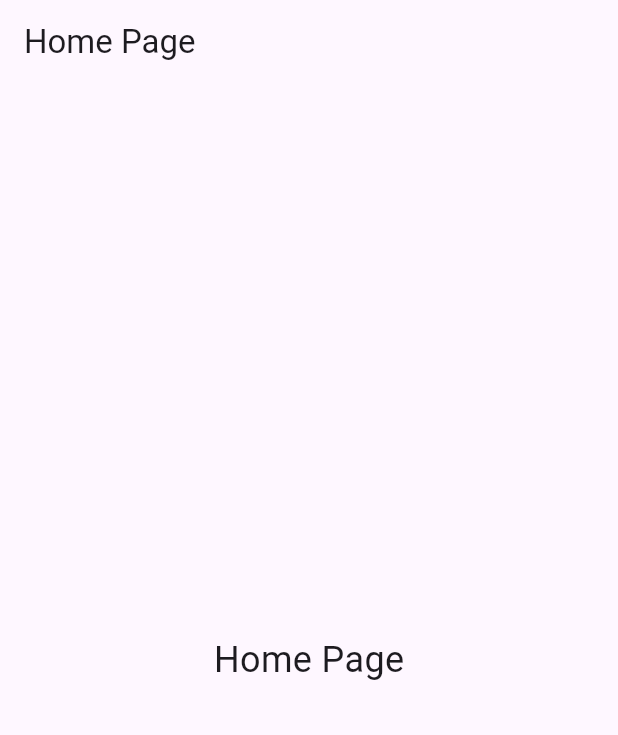
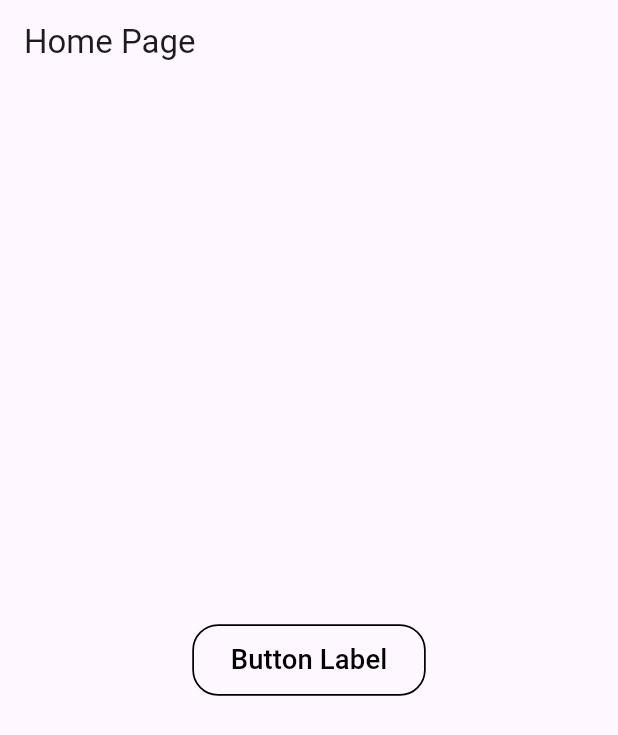
Before and after one commit to SaifSamir1/Some-challenges, a Flutter app: the screen it shows after launch, on a phone screen of 412 x 824 dp. Shown: the top 735 px of the screen. Run offline on Flutter 3.47's test engine with Material 3 defaults, Android fonts, the phone set to English and light mode, and no system bars; our stand-ins replace firebase_core, firebase_messaging, flutter_screenutil; accounts and stored records are empty.

Commit message:
- add custom text button

```diff
--- a/lib/firebase_notification/home_page.dart
+++ b/lib/firebase_notification/home_page.dart
@@ -3,38 +3,68 @@ import 'dart:developer';
 import 'package:firebase_messaging/firebase_messaging.dart';
 import 'package:flutter/material.dart';
 
+import '../widgets/custom_text_button.dart';
 import 'firebase_notification_setup.dart';
 
-class HomePage extends StatefulWidget {
+
+class HomePage extends StatelessWidget {
   const HomePage({super.key});
 
   @override
-  State<HomePage> createState() => _HomePageState();
-}
-
-class _HomePageState extends State<HomePage> {
-
-  void getAppToken() async {
-     String? token = await FirebaseMessaging.instance.getToken();
-     log('==============================');
-     log('token: $token');
-  }
-
-  @override
-  void initState() {
-    super.initState();
-    getAppToken();
-  }
-  @override
   Widget build(BuildContext context) {
-    setupNotifications(context);
     return Scaffold(
       appBar: AppBar(
         title: const Text('Home Page'),
       ),
-      body: const Center(
-        child: Text('Home Page', style: TextStyle(fontSize: 24),),
+      body:  Center(
+        child: CustomTextButton(
+          width: 136,
+          height: 40,
+          borderRadius: 15,
+          buttonType: ButtonType.outlined,
+          borderColor: Colors.black,
+          backgroundColor: Colors.blue,
+          buttonText: 'Button Label',
+          onPressed: () {
+            log('Filled Button Clicked');
+          },
+        ),
       ),
     );
   }
 }
+
+//
+// class HomePage extends StatefulWidget {
+//   const HomePage({super.key});
+//
+//   @override
+//   State<HomePage> createState() => _HomePageState();
+// }
+//
+// class _HomePageState extends State<HomePage> {
+//
+//   void getAppToken() async {
+//      String? token = await FirebaseMessaging.instance.getToken();
+//      log('==============================');
+//      log('token: $token');
+//   }
+//
+//   @override
+//   void initState() {
+//     super.initState();
+//     getAppToken();
+//   }
+//   @override
+//   Widget build(BuildContext context) {
+//     setupNotifications(context);
+//     return Scaffold(
+//       appBar: AppBar(
+//         title: const Text('Home Page'),
+//       ),
+//       body: const Center(
+//         child: Text('Home Page', style: TextStyle(fontSize: 24),),
+//       ),
+//     );
+//   }
+// }
--- a/lib/main.dart
+++ b/lib/main.dart
@@ -1,7 +1,7 @@
 import 'package:firebase_core/firebase_core.dart';
 import 'package:flutter/material.dart';
+import 'package:flutter_screenutil/flutter_screenutil.dart';
 import 'error/handling_native_error.dart';
-import 'firebase_notification/firebase_notification_setup.dart';
 import 'firebase_notification/home_page.dart';
 import 'firebase_options.dart';
 
@@ -19,6 +19,11 @@
 
   @override
   Widget build(BuildContext context) {
+    return ScreenUtilInit(
+      designSize: const Size(360, 690),
+      minTextAdapt: true,
+      splitScreenMode: true,
+    builder: (_ , child) {
     return MaterialApp(
         debugShowCheckedModeBanner: false,
         title: 'Flutter Demo',
@@ -27,6 +32,8 @@
           useMaterial3: true,
         ),
         home: const HomePage(),
+
+            );}
     );
   }
 }
--- /dev/null
+++ b/lib/widgets/custom_text_button.dart
@@ -0,0 +1,75 @@
+
+
+import 'package:flutter/material.dart';
+import 'package:flutter_screenutil/flutter_screenutil.dart';
+
+enum ButtonType { filled, outlined, text }
+
+class CustomTextButton extends StatelessWidget {
+  final double? width;
+  final double? height;
+  final double? borderRadius;
+  final Color? backgroundColor;
+  final Color? borderColor;
+  final double? borderWidth;
+  final TextStyle? textStyle;
+  final String buttonText;
+  final ButtonType buttonType;
+  final VoidCallback onPressed;
+
+  const CustomTextButton({
+    super.key,
+    this.width,
+    this.height,
+    this.borderRadius,
+    this.backgroundColor,
+    this.borderColor,
+    this.borderWidth,
+    this.textStyle,
+    required this.buttonText,
+    this.buttonType = ButtonType.filled,
+    required this.onPressed,
+  });
+
+  @override
+  Widget build(BuildContext context) {
+    return TextButton(
+      style: ButtonStyle(
+        fixedSize: WidgetStateProperty.all(
+          Size(
+            (width ?? double.infinity).w,
+            (height ?? 40).h,
+          ),
+        ),
+        backgroundColor: WidgetStateProperty.all(
+          buttonType == ButtonType.filled ? backgroundColor ?? Colors.blue : Colors.transparent,
+        ),
+        shape: WidgetStateProperty.all(
+          RoundedRectangleBorder(
+            borderRadius: BorderRadius.circular((borderRadius ?? 8.0).r),
+            side: buttonType == ButtonType.outlined
+                ? BorderSide(
+              color: borderColor ?? Colors.blue,
+              width: (borderWidth ?? 1.0).w,
+            )
+                : BorderSide.none,
+          ),
+        ),
+        overlayColor: WidgetStateProperty.all(
+          buttonType == ButtonType.text ? Colors.grey.withOpacity(0.1) : null,
+        ),
+      ),
+      onPressed: onPressed,
+      child: Text(
+        buttonText,
+        style: textStyle ??
+            TextStyle(
+              fontSize: 16.sp,
+              color: buttonType == ButtonType.filled
+                  ? Colors.white
+                  : borderColor ?? Colors.blue,
+            ),
+      ),
+    );
+  }
+}
--- a/pubspec.yaml
+++ b/pubspec.yaml
@@ -37,6 +37,7 @@ dependencies:
   cupertino_icons: ^1.0.8
   firebase_core: ^3.7.0
   firebase_messaging: ^15.1.4
+  flutter_screenutil: ^5.9.3
 
 dev_dependencies:
   flutter_test:
```
Also changed, not shown: pubspec.lock. Lines whose indentation alone changed are shown as unchanged.
